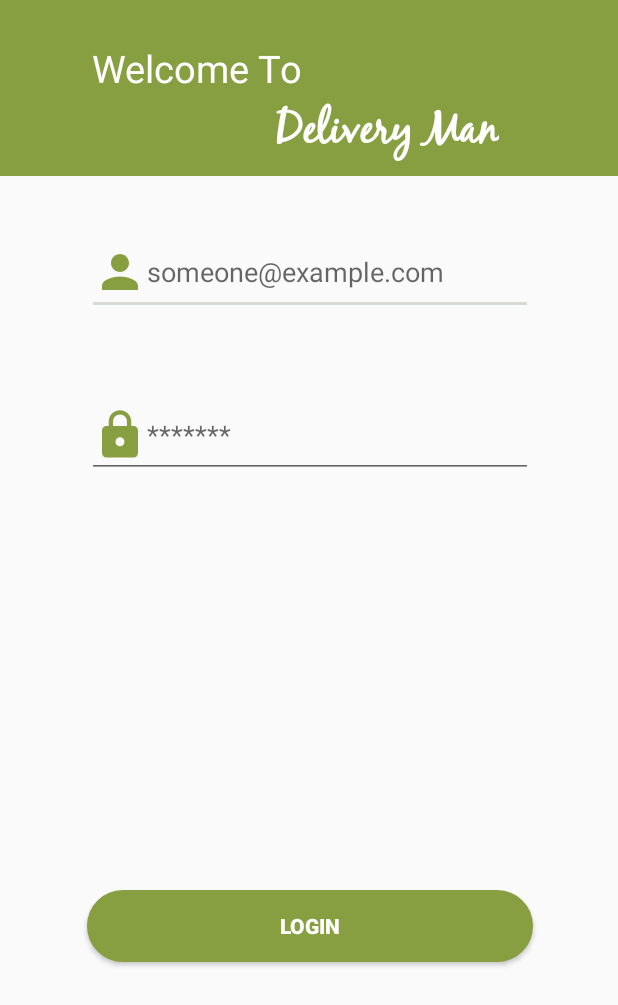
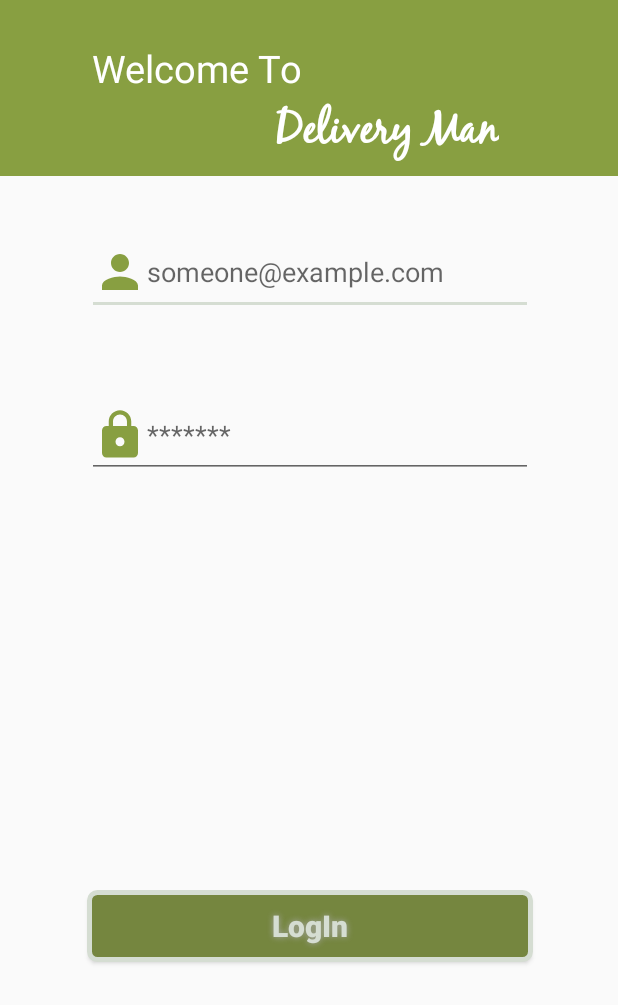
Before and after one commit to yomnaghussein/GraduationProjectITI, an Android app: the LogInScreen screen opened directly, with no data from a screen before it, on a phone screen of 412 x 824 dp. Shown: the top 1005 px of the screen. Run offline under Robolectric (Android 15) with nearby library versions, the light colour scheme and no system bars; our stand-ins replace ButterKnife.

Commit message:
latest changes

```diff
--- a/app/src/main/res/layout/activity_log_in_screen.xml
+++ b/app/src/main/res/layout/activity_log_in_screen.xml
@@ -56,9 +56,14 @@
         android:layout_marginRight="8dp"
         android:layout_marginStart="8dp"
         android:layout_marginTop="100dp"
-        android:background="@drawable/login_button"
-        android:text="@string/loginBtn"
-        android:textColor="@color/white"
+        android:background="@drawable/buttonshape"
+        android:hint="@string/loginBtn"
+        android:shadowColor="#A8A8A8"
+        android:shadowDx="0"
+        android:shadowDy="0"
+        android:shadowRadius="5"
+        android:textColorHint="@color/lightGrey"
+        android:textSize="20dp"
         android:textStyle="bold"
         app:layout_constraintBottom_toBottomOf="parent"
         app:layout_constraintEnd_toEndOf="parent"
```
Also changed, not shown: app/src/main/java/com/example/iti/gradproject/screens/homescreen/OrderListAdapter.java (+22 -0 lines).
